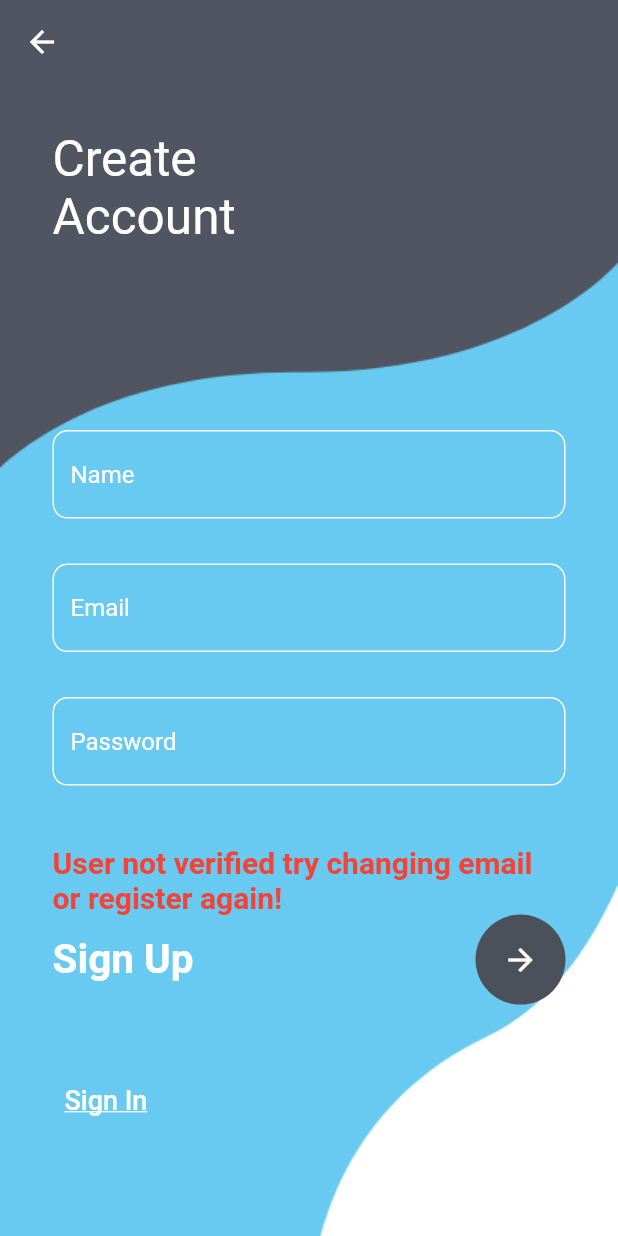
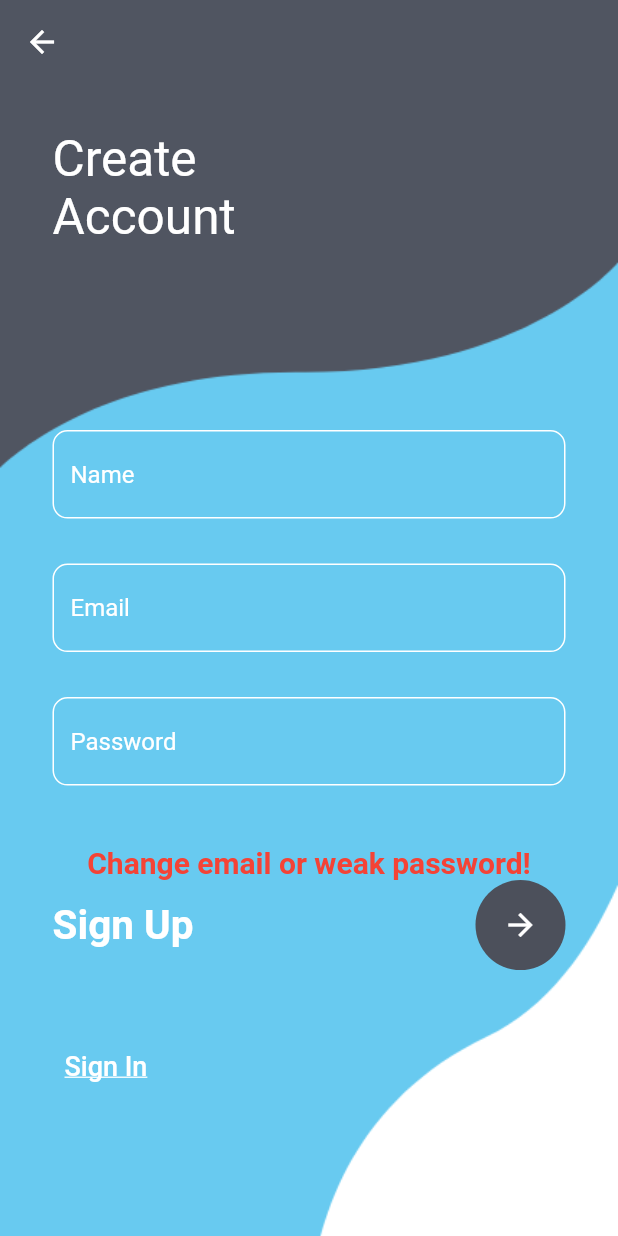
Before and after one commit to shivamkshirsagar11/todo_app, a Flutter app: the MyRegister screen opened directly, after a tap on the "arrow forward" icon, on a phone screen of 412 x 824 dp. Run offline on Flutter 3.47's test engine with Material 2 defaults, Android fonts, the phone set to English and light mode, and no system bars; our stand-ins replace cloud_firestore, firebase_auth, firebase_core; missing offline and left inert: flutter_session_manager; accounts and stored records are empty; network calls fail.

Commit message:
bugs fixed regading auth

```diff
--- a/lib/reg.dart
+++ b/lib/reg.dart
@@ -17,7 +17,7 @@ class _MyRegisterState extends State<MyRegister> {
   var error = "";
   setError(){
     setState(() {
-      error = "User not verified try changing email or register again!";
+      error = "Change email or weak password!";
     });
   }
   @override
@@ -146,7 +146,7 @@ class _MyRegisterState extends State<MyRegister> {
                                 child: IconButton(
                                     color: Colors.white,
                                     onPressed: () async {
-                                      dynamic result = await AuthServices().saveUser(email.text, password.text);
+                                      dynamic result = await AuthServices().saveUser(email.text, password.text,name.text);
                                       print(result);
                                       if(result != null) {
                                         print(result);
--- a/lib/screens/DatabaseService.dart
+++ b/lib/screens/DatabaseService.dart
@@ -4,6 +4,11 @@ import 'package:firebase_auth/firebase_auth.dart';
 import '../firebase_options.dart';
 class AuthServices{
   FirebaseAuth auth = FirebaseAuth.instance;
+  static final CollectionReference user = FirebaseFirestore.instance.collection("users");
+  static final CollectionReference todos = FirebaseFirestore.instance.collection("todos");
+  static late final UID;
+  static var NAME ="";
+  static bool error = false;
   Future CurrUser()async {
     return await auth.currentUser?.uid;
   }
@@ -16,6 +21,12 @@ class AuthServices{
           email: email,
           password: password
       );
+      final user = userCredential.user;
+      if (user != null){
+        UID = user.uid;
+        error = true;
+        await getUsernameFromUID();
+      }
       return userCredential.user;
     } on FirebaseAuthException catch (e) {
       if (e.code == 'user-not-found') {
@@ -25,12 +36,19 @@ class AuthServices{
       }
     }
   }
-  Future saveUser(email,password)async {
+  Future saveUser(email,password,name)async {
   try{
       UserCredential userCredential = await auth.createUserWithEmailAndPassword(
           email: email,
           password: password,
       );
+      final user = userCredential.user;
+      if (user != null){
+        UID = user.uid;
+        error = true;
+        await SaveName(name, UID);
+        NAME = name;
+      }
       return userCredential.user;
     } on FirebaseAuthException catch (e) {
       if (e.code == 'weak-password') {
@@ -42,4 +60,16 @@ class AuthServices{
     print(e.toString());
   }
   }
+
+  static Future SaveName(name,uid) async {
+  return await user.doc(uid).set({
+    "userName": name,
+  });
+  }
+
+  static Future getUsernameFromUID() async{
+    var x = await user.doc(UID).get();
+    NAME = "shivam";
+    print(x);
+  }
 }
--- a/lib/screens/home.dart
+++ b/lib/screens/home.dart
@@ -19,7 +19,7 @@ class _HomeState extends State<Home> {
   final todosList = ToDo.todoList();
   List<ToDo> _foundToDo = [];
   final _todoController = TextEditingController();
-
+  final name = AuthServices.NAME;
   @override
   void initState() {
     _foundToDo = todosList;
@@ -51,7 +51,7 @@ class _HomeState extends State<Home> {
                           bottom: 20,
                         ),
                         child: Text(
-                          'All ToDos',
+                          '$name\'s ToDos',
                           style: TextStyle(
                             fontSize: 30,
                             fontWeight: FontWeight.w500,
```
